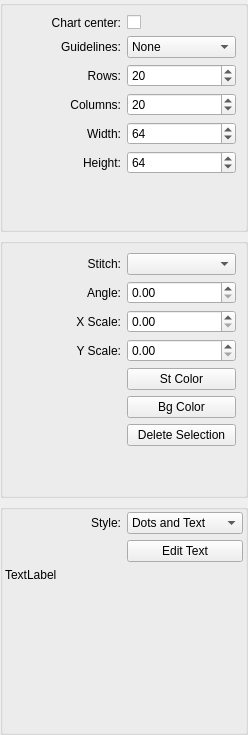
Qt form src/propertiesdock.ui (iPenguin/CrochetCharts) before a commit.
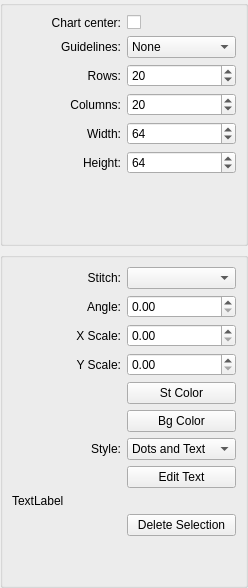
The same form after that commit.

Commit message: Refs #37 - Update the properties dialog based on the selection

Diff of the .ui file:
```diff
--- a/src/propertiesdock.ui
+++ b/src/propertiesdock.ui
@@ -7,7 +7,7 @@
     <x>0</x>
     <y>0</y>
     <width>248</width>
-    <height>735</height>
+    <height>588</height>
    </rect>
   </property>
   <property name="windowTitle">
@@ -196,74 +196,6 @@
       </layout>
      </widget>
     </item>
-    <item row="2" column="0">
-     <widget class="QGroupBox" name="indicatorGroup">
-      <property name="title">
-       <string/>
-      </property>
-      <layout class="QGridLayout" name="gridLayout_4">
-       <property name="margin">
-        <number>2</number>
-       </property>
-       <item row="0" column="1">
-        <widget class="QComboBox" name="indicatorStyle">
-         <item>
-          <property name="text">
-           <string>Dots and Text</string>
-          </property>
-         </item>
-         <item>
-          <property name="text">
-           <string>Dots</string>
-          </property>
-         </item>
-         <item>
-          <property name="text">
-           <string>Text</string>
-          </property>
-         </item>
-        </widget>
-       </item>
-       <item row="0" column="0">
-        <widget class="QLabel" name="label_7">
-         <property name="text">
-          <string>Style:</string>
-         </property>
-         <property name="alignment">
-          <set>Qt::AlignRight|Qt::AlignTrailing|Qt::AlignVCenter</set>
-         </property>
-        </widget>
-       </item>
-       <item row="1" column="1">
-        <widget class="QPushButton" name="IndicatorEditText">
-         <property name="text">
-          <string>Edit Text</string>
-         </property>
-        </widget>
-       </item>
-       <item row="3" column="0" colspan="2">
-        <spacer name="verticalSpacer_3">
-         <property name="orientation">
-          <enum>Qt::Vertical</enum>
-         </property>
-         <property name="sizeHint" stdset="0">
-          <size>
-           <width>20</width>
-           <height>40</height>
-          </size>
-         </property>
-        </spacer>
-       </item>
-       <item row="2" column="0" colspan="2">
-        <widget class="QLabel" name="indicatorTextEdit">
-         <property name="text">
-          <string>TextLabel</string>
-         </property>
-        </widget>
-       </item>
-      </layout>
-     </widget>
-    </item>
     <item row="1" column="0">
      <widget class="QGroupBox" name="stitchGroup">
       <property name="title">
@@ -271,7 +203,32 @@
       </property>
       <layout class="QGridLayout" name="gridLayout">
        <item row="6" column="1">
-        <widget class="QPushButton" name="deleteItems">
+        <widget class="QComboBox" name="ind_indicatorStyle">
+         <item>
+          <property name="text">
+           <string>Dots and Text</string>
+          </property>
+         </item>
+         <item>
+          <property name="text">
+           <string>Dots</string>
+          </property>
+         </item>
+         <item>
+          <property name="text">
+           <string>Text</string>
+          </property>
+         </item>
+        </widget>
+       </item>
+       <item row="2" column="1">
+        <widget class="QDoubleSpinBox" name="gen_scaleX"/>
+       </item>
+       <item row="3" column="1">
+        <widget class="QDoubleSpinBox" name="gen_scaleY"/>
+       </item>
+       <item row="9" column="1">
+        <widget class="QPushButton" name="gen_deleteItems">
          <property name="text">
           <string>Delete Selection</string>
          </property>
@@ -306,7 +263,7 @@
          </property>
         </widget>
        </item>
-       <item row="7" column="0" colspan="2">
+       <item row="11" column="0" colspan="2">
         <spacer name="verticalSpacer_2">
          <property name="orientation">
           <enum>Qt::Vertical</enum>
@@ -339,6 +296,9 @@
          </property>
         </widget>
        </item>
+       <item row="1" column="1">
+        <widget class="QDoubleSpinBox" name="gen_angle"/>
+       </item>
        <item row="0" column="0">
         <widget class="QLabel" name="label_3">
          <property name="text">
@@ -352,12 +312,6 @@
          </property>
         </widget>
        </item>
-       <item row="1" column="1">
-        <widget class="QDoubleSpinBox" name="angle"/>
-       </item>
-       <item row="3" column="1">
-        <widget class="QDoubleSpinBox" name="scaleY"/>
-       </item>
        <item row="4" column="1">
         <widget class="QPushButton" name="stColorBttn">
          <property name="text">
@@ -365,9 +319,6 @@
          </property>
         </widget>
        </item>
-       <item row="2" column="1">
-        <widget class="QDoubleSpinBox" name="scaleX"/>
-       </item>
        <item row="2" column="0">
         <widget class="QLabel" name="label_5">
          <property name="text">
@@ -377,7 +328,34 @@
           <set>Qt::AlignRight|Qt::AlignTrailing|Qt::AlignVCenter</set>
          </property>
          <property name="buddy">
-          <cstring>scaleX</cstring>
+          <cstring>gen_scaleX</cstring>
+         </property>
+        </widget>
+       </item>
+       <item row="7" column="1">
+        <widget class="QPushButton" name="ind_IndicatorEditText">
+         <property name="text">
+          <string>Edit Text</string>
+         </property>
+        </widget>
+       </item>
+       <item row="6" column="0">
+        <widget class="QLabel" name="ind_styleLbl">
+         <property name="text">
+          <string>Style:</string>
+         </property>
+         <property name="alignment">
+          <set>Qt::AlignRight|Qt::AlignTrailing|Qt::AlignVCenter</set>
+         </property>
+         <property name="buddy">
+          <cstring>ind_indicatorStyle</cstring>
+         </property>
+        </widget>
+       </item>
+       <item row="8" column="0" colspan="2">
+        <widget class="QLabel" name="ind_indicatorTextEdit">
+         <property name="text">
+          <string>TextLabel</string>
          </property>
         </widget>
        </item>
```
Left out of the diff: 47 changed lines with no effect on the pictures. The commit also changes 2 other files.
